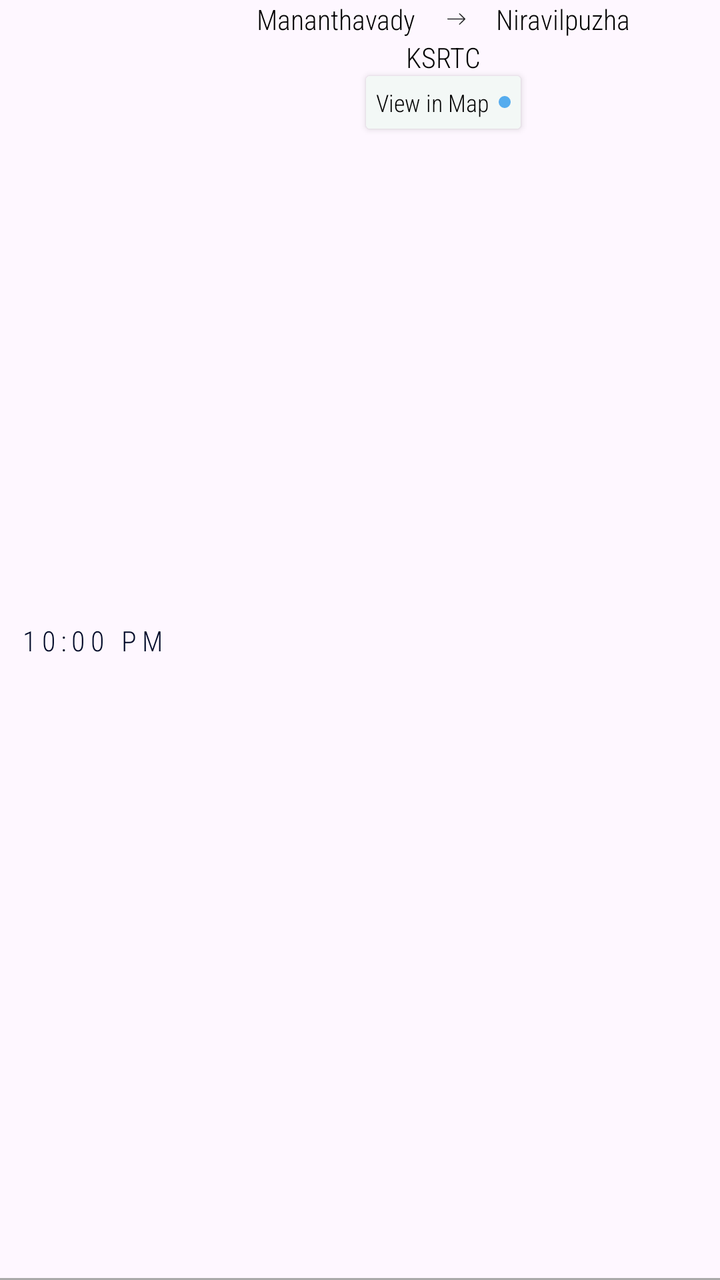
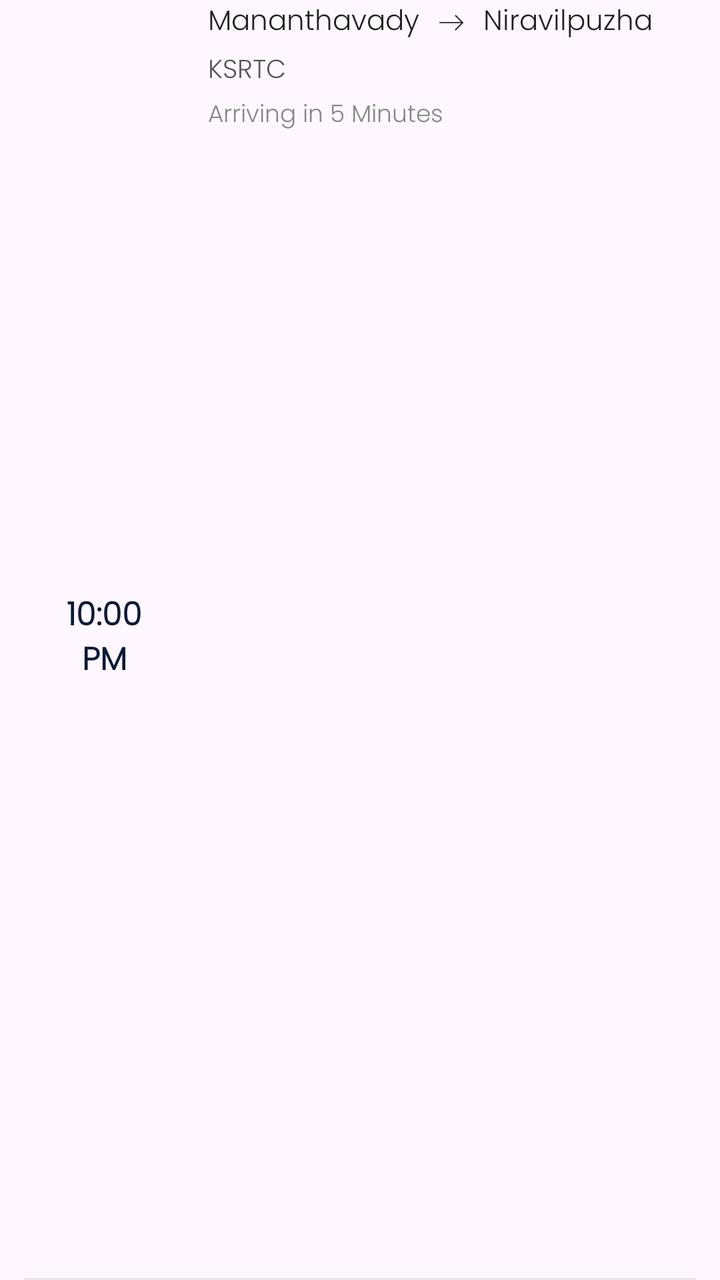

Compare the two renders of this Android layout. The source of the first and the diff that turns it into the second are given below.
<!-- AndroidManifest.xml: application theme Theme.BusTrackingTest -->
<!-- res/layout/bus_view.xml -->
<androidx.constraintlayout.widget.ConstraintLayout xmlns:android="http://schemas.android.com/apk/res/android"
    android:layout_width="match_parent"
    android:layout_height="70dp"
    xmlns:app="http://schemas.android.com/apk/res-auto">
    <TextView
        android:id="@+id/bus_time"
        android:layout_width="wrap_content"
        android:layout_height="wrap_content"
        android:text="10:00 PM"
        android:textColor="#000A28"
        android:fontFamily="sans-serif-condensed-light"
        android:letterSpacing="0.2"
        app:layout_constraintStart_toStartOf="parent"
        app:layout_constraintBottom_toBottomOf="parent"
        app:layout_constraintTop_toTopOf="parent"
        android:layout_marginStart="10dp" />
    <LinearLayout
        android:id="@+id/bus_route"
        android:layout_width="wrap_content"
        android:layout_height="wrap_content"
        android:orientation="horizontal"
        app:layout_constraintTop_toTopOf="parent"
        app:layout_constraintEnd_toEndOf="parent"
        app:layout_constraintStart_toEndOf="@+id/bus_time">
        <TextView
            android:id="@+id/bus_from"
            android:layout_width="wrap_content"
            android:layout_height="wrap_content"
            android:text="Mananthavady"
            android:textColor="@color/black"
            android:fontFamily="sans-serif-condensed-light"/>
        <ImageView
            android:layout_width="40dp"
            android:layout_height="match_parent"
            android:padding="5dp"
            android:src="@drawable/right_arrow" />
        <TextView
            android:id="@+id/bus_to"
            android:layout_width="wrap_content"
            android:layout_height="wrap_content"
            android:text="Niravilpuzha"
            android:textColor="@color/black"
            android:fontFamily="sans-serif-condensed-light"/>
    </LinearLayout>
    <TextView
        android:id="@+id/bus_name"
        android:layout_width="wrap_content"
        android:layout_height="wrap_content"
        android:text="KSRTC"
        app:layout_constraintStart_toEndOf="@+id/bus_time"
        app:layout_constraintTop_toBottomOf="@+id/bus_route"
        app:layout_constraintEnd_toEndOf="parent"
        android:textColor="@color/black"
        android:fontFamily="sans-serif-condensed-light"/>
    <androidx.cardview.widget.CardView
        android:layout_width="wrap_content"
        android:layout_height="wrap_content"
        app:layout_constraintTop_toBottomOf="@+id/bus_name"
        app:layout_constraintStart_toEndOf="@+id/bus_time"
        app:layout_constraintEnd_toEndOf="parent">
        <LinearLayout
            android:layout_width="match_parent"
            android:layout_height="match_parent"
            android:padding="5dp"
            android:paddingStart="20dp"
            android:paddingEnd="20dp"
            android:background="#F3F8F6"
            android:orientation="horizontal"
            android:gravity="center_vertical">
            <TextView
                android:layout_width="wrap_content"
                android:layout_height="wrap_content"
                android:text="View in Map"
                android:textSize="12sp"
                android:textColor="@color/black"
                android:fontFamily="sans-serif-condensed-light"/>
            <ImageView
                android:layout_width="6dp"
                android:layout_height="6dp"
                android:layout_marginStart="5dp"
                android:src="@drawable/blue_circle"/>
        </LinearLayout>
    </androidx.cardview.widget.CardView>
    <View
        android:layout_width="match_parent"
        android:layout_height="1dp"
        app:layout_constraintStart_toStartOf="parent"
        app:layout_constraintBottom_toBottomOf="parent"
        android:background="@android:color/darker_gray"/>
</androidx.constraintlayout.widget.ConstraintLayout>
<!-- resources referenced by this layout -->
<resources>
  <color name="black">#FF000000</color>
  <!-- drawable blue_circle (drawable) -->
  <vector xmlns:android="http://schemas.android.com/apk/res/android"
      android:width="800dp"
      android:height="800dp"
      android:viewportWidth="36"
      android:viewportHeight="36">
    <path
        android:pathData="M18,18m-18,0a18,18 0,1 1,36 0a18,18 0,1 1,-36 0"
        android:fillColor="#55ACEE"/>
  </vector>
  <!-- drawable right_arrow (drawable) -->
  <vector xmlns:android="http://schemas.android.com/apk/res/android"
      android:width="800dp"
      android:height="800dp"
      android:viewportWidth="36"
      android:viewportHeight="36">
    <path
        android:pathData="M25.108,6.79L35.65,17.242L35.709,17.296C35.889,17.475 35.986,17.704 36,17.938L36,18.062C35.986,18.296 35.889,18.525 35.709,18.704L35.657,18.748L25.108,29.21C24.718,29.597 24.085,29.597 23.695,29.21C23.304,28.823 23.304,28.195 23.695,27.808L32.703,18.874L0.999,18.875C0.447,18.875 0,18.431 0,17.884C0,17.336 0.447,16.892 0.999,16.892L32.468,16.892L23.695,8.192C23.304,7.805 23.304,7.177 23.695,6.79C24.085,6.403 24.718,6.403 25.108,6.79ZM35.115,17.883L24.401,28.509L35.002,18L35.002,17.996L34.943,17.943L34.883,17.883L35.115,17.883Z"
        android:strokeWidth="1"
        android:fillColor="#252528"
        android:fillType="nonZero"
        android:strokeColor="#00000000"/>
  </vector>
  <style name="Theme.BusTrackingTest" parent="Base.Theme.BusTrackingTest" />
  <style name="Base.Theme.BusTrackingTest" parent="Theme.Material3.DayNight.NoActionBar">
          
          
      </style>
</resources>

<!-- the commit's change to res/layout/bus_view.xml (unified diff, before → after) -->
@@ -1,90 +1,107 @@
-<androidx.constraintlayout.widget.ConstraintLayout xmlns:android="http://schemas.android.com/apk/res/android"
+<androidx.constraintlayout.widget.ConstraintLayout
+    xmlns:android="http://schemas.android.com/apk/res/android"
+    xmlns:app="http://schemas.android.com/apk/res-auto"
     android:layout_width="match_parent"
-    android:layout_height="70dp"
-    xmlns:app="http://schemas.android.com/apk/res-auto">
+    android:layout_height="80dp"
+    android:paddingHorizontal="12dp">
+
+    
+    <LinearLayout
+        android:id="@id/bus_time_container"
+        android:layout_width="80dp"
+        android:layout_height="match_parent"
+        android:orientation="vertical"
+        app:layout_constraintTop_toTopOf="parent"
+        app:layout_constraintBottom_toBottomOf="parent"
+        app:layout_constraintStart_toStartOf="parent">
     <TextView
         android:id="@+id/bus_time"
-        android:layout_width="wrap_content"
-        android:layout_height="wrap_content"
+        android:layout_width="match_parent"
+        android:layout_height="match_parent"
         android:text="10:00 PM"
-        android:textColor="#000A28"
-        android:fontFamily="sans-serif-condensed-light"
-        android:letterSpacing="0.2"
-        app:layout_constraintStart_toStartOf="parent"
-        app:layout_constraintBottom_toBottomOf="parent"
-        app:layout_constraintTop_toTopOf="parent"
-        android:layout_marginStart="10dp" />
+        android:textSize="16sp"
+        android:gravity="center_vertical|center_horizontal"
+        android:textStyle="bold"
+        android:paddingEnd="20dp"
+        android:paddingStart="20dp"
+        android:textColor="#0A1A3A"
+        android:fontFamily="@font/poppins_light"
+        />
+    </LinearLayout>
+    
     <LinearLayout
         android:id="@+id/bus_route"
-        android:layout_width="wrap_content"
+        android:layout_width="0dp"
         android:layout_height="wrap_content"
         android:orientation="horizontal"
-        app:layout_constraintTop_toTopOf="parent"
+        android:gravity="center_vertical"
+        android:layout_marginStart="12dp"
+        app:layout_constraintStart_toEndOf="@+id/bus_time_container"
         app:layout_constraintEnd_toEndOf="parent"
-        app:layout_constraintStart_toEndOf="@+id/bus_time">
+        app:layout_constraintTop_toTopOf="parent">
+
         <TextView
             android:id="@+id/bus_from"
             android:layout_width="wrap_content"
             android:layout_height="wrap_content"
             android:text="Mananthavady"
-            android:textColor="@color/black"
-            android:fontFamily="sans-serif-condensed-light"/>
+            android:textSize="14sp"
+            android:textColor="#222"
+            android:fontFamily="@font/poppins_light"/>
+
         <ImageView
-            android:layout_width="40dp"
-            android:layout_height="match_parent"
-            android:padding="5dp"
-            android:src="@drawable/right_arrow" />
+            android:layout_width="20dp"
+            android:layout_height="20dp"
+            android:layout_marginHorizontal="6dp"
+            android:padding="4dp"
+            android:src="@drawable/right_arrow"/>
+
         <TextView
             android:id="@+id/bus_to"
             android:layout_width="wrap_content"
             android:layout_height="wrap_content"
             android:text="Niravilpuzha"
-            android:textColor="@color/black"
-            android:fontFamily="sans-serif-condensed-light"/>
+            android:textSize="14sp"
+            android:textColor="#222"
+            android:fontFamily="@font/poppins_light"/>
     </LinearLayout>
+
+    
     <TextView
         android:id="@+id/bus_name"
-        android:layout_width="wrap_content"
+        android:layout_width="0dp"
         android:layout_height="wrap_content"
         android:text="KSRTC"
-        app:layout_constraintStart_toEndOf="@+id/bus_time"
-        app:layout_constraintTop_toBottomOf="@+id/bus_route"
+        android:textSize="13sp"
+        android:textColor="#555"
+        android:layout_marginTop="2dp"
+        android:fontFamily="@font/poppins_light"
+        app:layout_constraintStart_toStartOf="@id/bus_route"
         app:layout_constraintEnd_toEndOf="parent"
-        android:textColor="@color/black"
-        android:fontFamily="sans-serif-condensed-light"/>
-    <androidx.cardview.widget.CardView
-        android:layout_width="wrap_content"
+        app:layout_constraintTop_toBottomOf="@id/bus_route"/>
+
+    
+    <TextView
+
+        android:id="@+id/arrival_time"
+        android:layout_width="0dp"
         android:layout_height="wrap_content"
-        app:layout_constraintTop_toBottomOf="@+id/bus_name"
-        app:layout_constraintStart_toEndOf="@+id/bus_time"
-        app:layout_constraintEnd_toEndOf="parent">
-        <LinearLayout
-            android:layout_width="match_parent"
-            android:layout_height="match_parent"
-            android:padding="5dp"
-            android:paddingStart="20dp"
-            android:paddingEnd="20dp"
-            android:background="#F3F8F6"
-            android:orientation="horizontal"
-            android:gravity="center_vertical">
-            <TextView
-                android:layout_width="wrap_content"
-                android:layout_height="wrap_content"
-                android:text="View in Map"
-                android:textSize="12sp"
-                android:textColor="@color/black"
-                android:fontFamily="sans-serif-condensed-light"/>
-            <ImageView
-                android:layout_width="6dp"
-                android:layout_height="6dp"
-                android:layout_marginStart="5dp"
-                android:src="@drawable/blue_circle"/>
-        </LinearLayout>
-    </androidx.cardview.widget.CardView>
+        android:text="Arriving in 5 Minutes"
+        android:textSize="12sp"
+        android:textColor="#888"
+        android:layout_marginTop="2dp"
+        android:fontFamily="@font/poppins_light"
+        app:layout_constraintStart_toStartOf="@id/bus_route"
+        app:layout_constraintEnd_toEndOf="parent"
+        app:layout_constraintTop_toBottomOf="@id/bus_name"/>
+
+    
     <View
-        android:layout_width="match_parent"
+        android:layout_width="0dp"
         android:layout_height="1dp"
+        android:background="#E6E6E6"
+        app:layout_constraintBottom_toBottomOf="parent"
         app:layout_constraintStart_toStartOf="parent"
-        app:layout_constraintBottom_toBottomOf="parent"
-        android:background="@android:color/darker_gray"/>
+        app:layout_constraintEnd_toEndOf="parent"/>
+
 </androidx.constraintlayout.widget.ConstraintLayout>
<!-- resource entries referenced after the edit -->
@@ -1,16 +1,5 @@
 <!-- resources referenced by this layout -->
 <resources>
-  <color name="black">#FF000000</color>
-  <!-- drawable blue_circle (drawable) -->
-  <vector xmlns:android="http://schemas.android.com/apk/res/android"
-      android:width="800dp"
-      android:height="800dp"
-      android:viewportWidth="36"
-      android:viewportHeight="36">
-    <path
-        android:pathData="M18,18m-18,0a18,18 0,1 1,36 0a18,18 0,1 1,-36 0"
-        android:fillColor="#55ACEE"/>
-  </vector>
   <!-- drawable right_arrow (drawable) -->
   <vector xmlns:android="http://schemas.android.com/apk/res/android"
       android:width="800dp"
